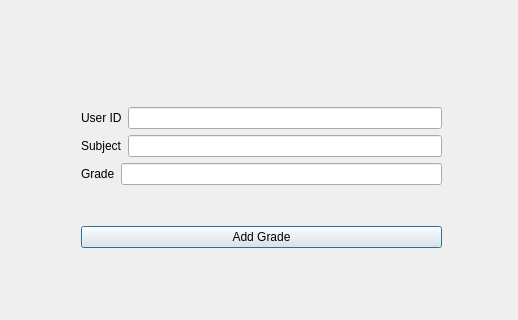
This is brainstorm/brainstorm/forms/gradesButtons.ui in codingburgas/school-project-assignment-codex as Qt 5 draws it before an edit; both pictures show x 0 to 518 and y 99 to 419 of the 518 by 703 pixel window. The edited form follows.
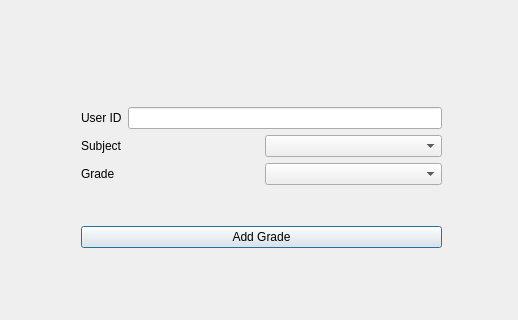
This is the edited form. The open tabs and pages were chosen to show the change.

Commit message: Create display grades functionality (Close #37) Add dropdown menu possibility (Close #38)

The edit to the form file:
```diff
--- a/brainstorm/brainstorm/forms/gradesButtons.ui
+++ b/brainstorm/brainstorm/forms/gradesButtons.ui
@@ -62,7 +62,7 @@
              </widget>
             </item>
             <item>
-             <widget class="QLineEdit" name="lineEditSubject"/>
+             <widget class="QComboBox" name="comboBoxSubject"/>
             </item>
            </layout>
           </item>
@@ -76,7 +76,7 @@
              </widget>
             </item>
             <item>
-             <widget class="QLineEdit" name="lineEditGrade"/>
+             <widget class="QComboBox" name="comboBoxGrade"/>
             </item>
            </layout>
           </item>
```
Left out of the diff: 20 changed lines with no effect on the pictures. The commit also changes 2 other files.
